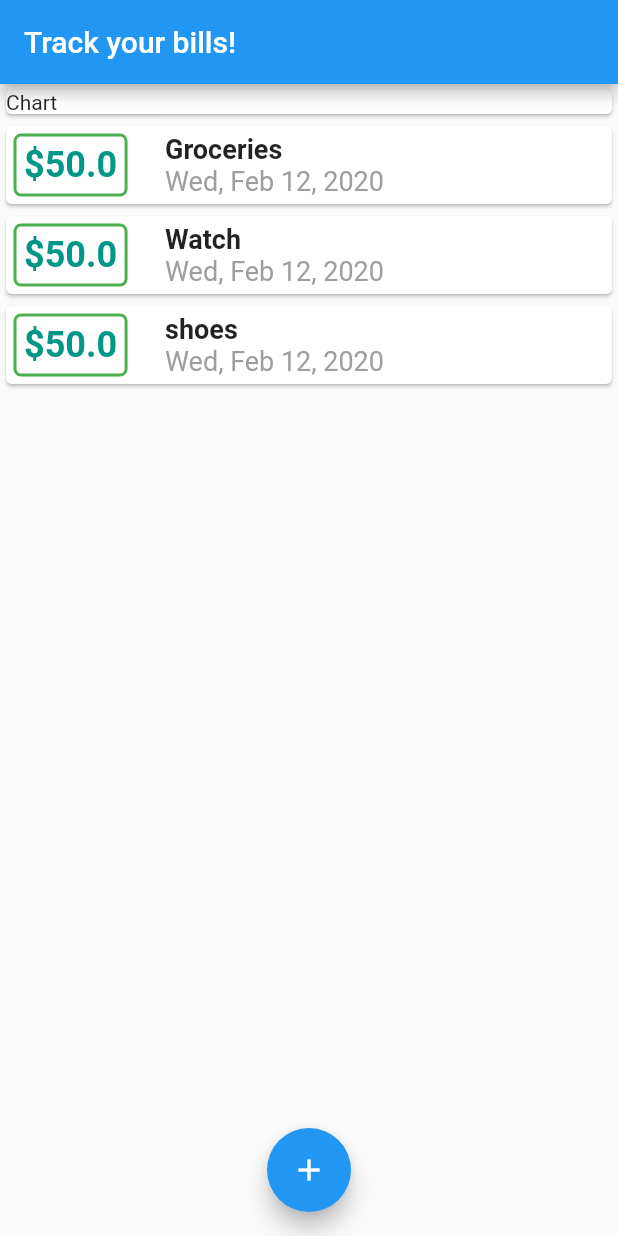
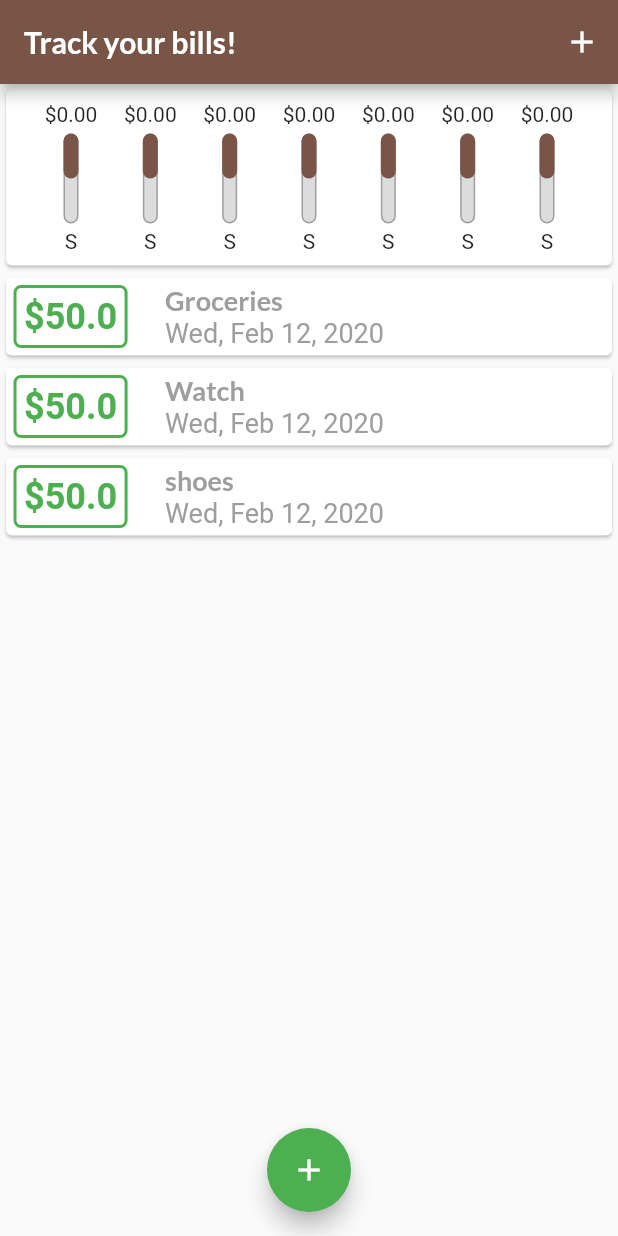
Before and after one commit to NisAchal/Bill-traker, a Flutter app: the screen it shows after launch, on a phone screen of 412 x 824 dp. Run offline on Flutter 3.47's test engine with Material 2 defaults, Android fonts, the phone set to English and light mode, and no system bars.

Commit message:
added chart and chart bar to the git hub

```diff
--- a/lib/main.dart
+++ b/lib/main.dart
@@ -1,4 +1,5 @@
 import 'package:bill_traker/model/transaction.dart';
+import 'package:bill_traker/widgets/chart.dart';
 import 'package:bill_traker/widgets/new_transaction.dart';
 import 'package:bill_traker/widgets/transaction_list.dart';
 import 'package:flutter/material.dart';
@@ -13,6 +14,23 @@ class MyApp extends StatelessWidget {
       debugShowCheckedModeBanner: false,
       title: 'Bill Traker',
       home: BillPage(),
+      theme: ThemeData(
+        primaryColor: Colors.brown,
+        accentColor: Colors.green,
+        textTheme: TextTheme(
+          title: TextStyle(
+              fontFamily: "Lato", fontSize: 18, fontWeight: FontWeight.bold),
+        ),
+        appBarTheme: AppBarTheme(
+          textTheme: TextTheme(
+            title: TextStyle(
+              fontFamily: "Lato",
+              fontSize: 20,
+              fontWeight: FontWeight.bold,
+            ),
+          ),
+        ),
+      ),
     );
   }
 }
@@ -25,6 +43,16 @@ class BillPage extends StatefulWidget {
 class _BillPageState extends State<BillPage> {
   String title;
   double amount;
+
+  List<Transaction> get _recentTransaction {
+    return _userTranaction.where((tx) {
+      return tx.date.isAfter(
+        DateTime.now().subtract(
+          Duration(days: 7),
+        ),
+      );
+    }).toList();
+  }
 
   void _addTransaction(String txTitle, double txAmount) {
     final newTx =
@@ -53,17 +81,21 @@ class _BillPageState extends State<BillPage> {
     return Scaffold(
       appBar: AppBar(
         title: Text("Track your bills!"),
+        actions: <Widget>[
+          IconButton(
+            icon: Icon(
+              Icons.add,
+              color: Colors.white,
+            ),
+            onPressed: () => _showAddTransaction(context),
+          ),
+        ],
       ),
       body: SingleChildScrollView(
         child: Column(
           mainAxisAlignment: MainAxisAlignment.spaceEvenly,
           children: <Widget>[
-            Container(
-              width: double.infinity,
-              child: Card(
-                child: Text("Chart"),
-              ),
-            ),
+            Chart(_recentTransaction),
             //  NewTransaction(_addTransaction),
             TransactionList(_userTranaction),
           ],
--- /dev/null
+++ b/lib/widgets/chart.dart
@@ -0,0 +1,32 @@
+import 'package:bill_traker/model/transaction.dart';
+import 'package:flutter/material.dart';
+import 'package:intl/intl.dart';
+
+import 'chart_bar.dart';
+
+class Chart extends StatelessWidget {
+  final List<Transaction> _recentTransaction;
+  Chart(this._recentTransaction);
+
+  List<Map<String, Object>> get groupedExpenses {
+    return List.generate(7, (index) {
+      final weekDay = DateTime.now().subtract(Duration(days: index));
+      double totalSum = 0.0;
+      return {'day': DateFormat.E().format(weekDay), 'amount': totalSum};
+    });
+  }
+
+  @override
+  Widget build(BuildContext context) {
+    return Card(
+        child: Padding(
+      padding: const EdgeInsets.all(8.0),
+      child: Row(
+        mainAxisAlignment: MainAxisAlignment.spaceEvenly,
+        children: groupedExpenses.map((tx) {
+          return ChartBar();
+        }).toList(),
+      ),
+    ));
+  }
+}
--- /dev/null
+++ b/lib/widgets/chart_bar.dart
@@ -0,0 +1,43 @@
+import 'package:flutter/material.dart';
+
+class ChartBar extends StatelessWidget {
+  @override
+  Widget build(BuildContext context) {
+    return Column(
+      children: <Widget>[
+        Text("\$0.00"),
+        SizedBox(
+          height: 5,
+        ),
+        Container(
+          height: 60,
+          width: 10,
+          child: Stack(
+            children: <Widget>[
+              Container(
+                decoration: BoxDecoration(
+                  border: Border.all(color: Colors.grey, width: 1.0),
+                  color: Color.fromRGBO(220, 220, 220, 1),
+                  borderRadius: BorderRadius.circular(10),
+                ),
+              ),
+              FractionallySizedBox(
+                heightFactor: 0.5,
+                child: Container(
+                  decoration: BoxDecoration(
+                    color: Theme.of(context).primaryColor,
+                    borderRadius: BorderRadius.circular(10),
+                  ),
+                ),
+              )
+            ],
+          ),
+        ),
+        SizedBox(
+          height: 4,
+        ),
+        Text("S"),
+      ],
+    );
+  }
+}
--- a/lib/widgets/new_transaction.dart
+++ b/lib/widgets/new_transaction.dart
@@ -44,7 +44,7 @@ class _NewTransactionState extends State<NewTransaction> {
               child: Text(
                 "Add Product",
               ),
-              color: Colors.blue,
+              color: Theme.of(context).accentColor,
               textColor: Colors.white,
               onPressed: _submitData,
             )
--- a/lib/widgets/transaction_list.dart
+++ b/lib/widgets/transaction_list.dart
@@ -7,22 +7,24 @@ class TransactionList extends StatelessWidget {
   TransactionList(this.transactions);
   @override
   Widget build(BuildContext context) {
-    return Column(
-      children: transactions.map((tx) {
+    return Container(
+      height: 400,
+      child: ListView.builder(
+        itemBuilder: (ctx, index) {
           return Card(
             child: Row(
               children: <Widget>[
                 Container(
                   child: Text(
-                  "\$${tx.amount.toString()}",
+                    "\$${transactions[index].amount.toString()}",
                     style: TextStyle(
-                      color: Colors.teal,
+                        color: Theme.of(context).accentColor,
                         fontSize: 24,
                         fontWeight: FontWeight.bold),
                   ),
                   decoration: BoxDecoration(
                       border: Border.all(
-                      color: Colors.green,
+                        color: Theme.of(context).accentColor,
                         width: 2,
                       ),
                       borderRadius: BorderRadius.circular(5)),
@@ -36,14 +38,16 @@ class TransactionList extends StatelessWidget {
                   crossAxisAlignment: CrossAxisAlignment.start,
                   children: <Widget>[
                     Text(
-                    tx.title,
-                    style: TextStyle(
-                      fontWeight: FontWeight.bold,
-                      fontSize: 18,
-                    ),
+                      transactions[index].title,
+                      style: Theme.of(context).textTheme.title.copyWith(
+                          color: Colors.grey, fontWeight: FontWeight.bold),
+//                      TextStyle(
+//                        fontWeight: FontWeight.bold,
+//                        fontSize: 18,
+//                      ),
                     ),
                     Text(
-                    DateFormat.yMMMEd().format(tx.date),
+                      DateFormat.yMMMEd().format(transactions[index].date),
                       style: TextStyle(
                         color: Colors.grey,
                         fontSize: 18,
@@ -54,7 +58,9 @@ class TransactionList extends StatelessWidget {
               ],
             ),
           );
-      }).toList(),
+        },
+        itemCount: transactions.length,
+      ),
     );
   }
 }
```
Also changed, not shown: pubspec.yaml (+12 -12 lines), assets/fonts/Lato-Bold.ttf (added), assets/fonts/Lato-Regular.ttf (added), assets/fonts/Montserrat-Bold.ttf (added), assets/fonts/Montserrat-Regular.ttf (added), assets/images/box.png (added). Lines whose indentation alone changed are shown as unchanged.
